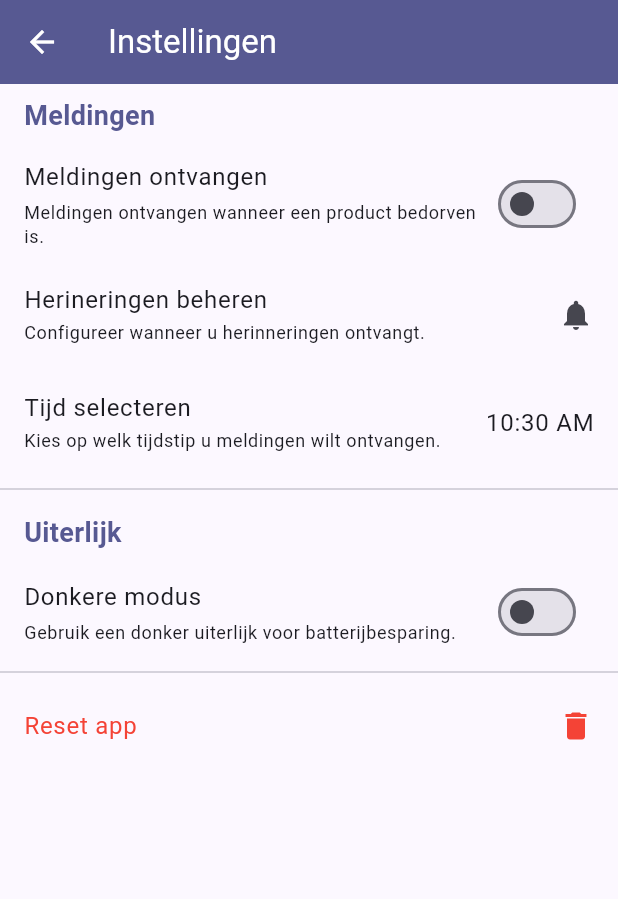
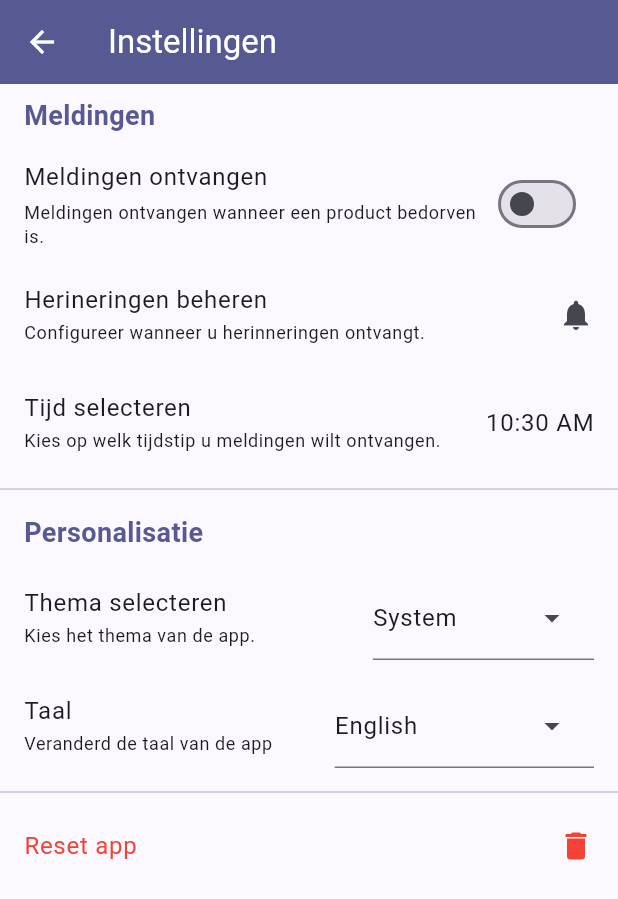
Before and after one commit to theartcher/freazy, a Flutter app: the screen it shows after launch, after a tap on the "settings" icon, on a phone screen of 412 x 824 dp. Shown: the top 899 px of the screen. Run offline on Flutter 3.47's test engine with Material 3 defaults, Android fonts, the phone set to English and light mode, and no system bars; our stand-ins replace awesome_notifications, flutter_spinkit, go_router, shared_preferences, sqflite; missing offline and left inert: fuzzywuzzy, workmanager; accounts and stored records are empty; generated files the repository leaves out were written again.

Commit message:
Reworked pressable setting to use trailing widget over hardcoded icon, changed implementations.
Added initial settings and config for localization (l10n) and theming.

```diff
--- /dev/null
+++ b/l10n.yaml
@@ -0,0 +1,3 @@
+arb-dir: lib/l10n
+template-arb-file: app_en.arb
+output-localization-file: app_localizations.dart
--- /dev/null
+++ b/lib/constants/themes.dart
@@ -0,0 +1,17 @@
+import 'package:flutter/material.dart';
+
+final darkMode = ThemeData(
+  useMaterial3: true,
+  colorScheme: ColorScheme.fromSeed(
+    seedColor: const Color(0XFF1f00ff),
+    brightness: Brightness.dark,
+  ),
+);
+
+final lightMode = ThemeData(
+  useMaterial3: true,
+  colorScheme: ColorScheme.fromSeed(
+    seedColor: const Color(0XFF1f00ff),
+    brightness: Brightness.light,
+  ),
+);
--- /dev/null
+++ b/lib/l10n/app_en.arb
@@ -0,0 +1,7 @@
+{
+  "@@locale": "en",
+  "helloWorld": "Hello World!",
+  "@helloWorld": {
+    "description": "The conventional newborn programmer greeting"
+  }
+}
--- /dev/null
+++ b/lib/l10n/app_nl.arb
@@ -0,0 +1,4 @@
+{
+  "@@locale": "nl",
+  "helloWorld": "Hallo wereld!"
+}
--- a/lib/main.dart
+++ b/lib/main.dart
@@ -1,12 +1,14 @@
 import 'package:awesome_notifications/awesome_notifications.dart';
 import 'package:flutter/material.dart';
 import 'package:freazy/constants/routes.dart';
+import 'package:freazy/constants/themes.dart';
 import 'package:freazy/stores/item-store.dart';
 import 'package:freazy/utils/background_manager.dart';
 import 'package:freazy/utils/notification_helper.dart';
 import 'package:freazy/utils/settings/preferences_manager.dart';
 import 'package:provider/provider.dart';
 import 'package:workmanager/workmanager.dart';
+import 'package:flutter_gen/gen_l10n/app_localizations.dart';
 
 @pragma('vm:entry-point')
 void callbackDispatcher() {
@@ -43,26 +45,75 @@ void main() async {
   BackgroundManager.scheduleReminder(
       policyOnExistingSchedule: ExistingWorkPolicy.keep);
 
+  ThemeMode themeMode = await PreferencesManager.loadThemeMode();
+  Locale locale = await PreferencesManager.loadLocale();
+
   runApp(ChangeNotifierProvider(
     create: (context) => FrozenItemStore(),
-    child: const MainApp(),
+    child: MainApp(
+      initialTheme: themeMode,
+      initialLocale: locale,
+    ),
   ));
 }
 
-class MainApp extends StatelessWidget {
-  const MainApp({super.key});
+class MainApp extends StatefulWidget {
+  final ThemeMode initialTheme;
+  final Locale initialLocale;
+
+  const MainApp({
+    super.key,
+    required this.initialTheme,
+    required this.initialLocale,
+  });
+
+  @override
+  State<MainApp> createState() => _MainAppState();
+
+  static _MainAppState of(BuildContext context) =>
+      context.findAncestorStateOfType<_MainAppState>()!;
+}
+
+class _MainAppState extends State<MainApp> {
+  late ThemeMode selectedTheme;
+  late Locale selectedLocale;
+
+  @override
+  void initState() {
+    super.initState();
+    selectedTheme = widget.initialTheme;
+    selectedLocale = widget.initialLocale;
+  }
 
   @override
   Widget build(BuildContext context) {
     return MaterialApp.router(
-        routerConfig: router,
-        debugShowCheckedModeBanner: false,
-        theme: ThemeData(
-          useMaterial3: true,
-          colorScheme: ColorScheme.fromSeed(
-            seedColor: const Color(0XFF1f00ff),
-            brightness: Brightness.light,
-          ),
-        ));
+      themeMode: selectedTheme,
+      theme: lightMode,
+      darkTheme: darkMode,
+      routerConfig: router,
+      debugShowCheckedModeBanner: false,
+      localizationsDelegates: const [
+        AppLocalizations.delegate,
+      ],
+      supportedLocales: const [
+        Locale('en'), // English
+        Locale('nl'), // Dutch
+      ],
+    );
+  }
+
+  void changeTheme(ThemeMode themeMode) {
+    setState(() {
+      selectedTheme = themeMode;
+    });
+  }
+
+  void changeLocale(Locale locale) {
+    setState(() {
+      selectedLocale = locale;
+    });
+
+    print(locale);
   }
 }
--- a/lib/pages/settings/settings.dart
+++ b/lib/pages/settings/settings.dart
@@ -1,8 +1,8 @@
 import 'package:flutter/material.dart';
+import 'package:freazy/widgets/settings/personalization/personalization_setting.dart';
 import 'package:freazy/widgets/settings/reminders/reminders-settings.dart';
 import 'package:freazy/widgets/settings/reset_app.dart';
 import 'package:go_router/go_router.dart';
-import 'package:freazy/widgets/settings/toggle_switch_setting.dart';
 
 class SettingsPage extends StatefulWidget {
   const SettingsPage({super.key});
@@ -12,13 +12,6 @@ class SettingsPage extends StatefulWidget {
 }
 
 class _SettingsPageState extends State<SettingsPage> {
-  bool _darkMode = false;
-
-  @override
-  void initState() {
-    super.initState();
-  }
-
   @override
   Widget build(BuildContext context) {
     final theme = Theme.of(context);
@@ -36,7 +29,6 @@ class _SettingsPageState extends State<SettingsPage> {
       ),
       body: ListView(
         children: [
-          // Section: Notifications
           Padding(
             padding: const EdgeInsets.symmetric(vertical: 8.0, horizontal: 16),
             child: Text(
@@ -49,33 +41,21 @@ class _SettingsPageState extends State<SettingsPage> {
           ),
           const ReminderSettings(),
           const Divider(),
-          // Section: Appearance
           Padding(
             padding: const EdgeInsets.symmetric(vertical: 8.0, horizontal: 16),
             child: Text(
-              'Uiterlijk',
+              'Personalisatie',
               style: TextStyle(
                   fontSize: 18,
                   fontWeight: FontWeight.bold,
                   color: theme.colorScheme.primary),
             ),
           ),
-          ToggleSwitchSetting(
-            title: 'Donkere modus',
-            description: "Gebruik een donker uiterlijk voor batterijbesparing.",
-            isToggled: _darkMode,
-            changeValue: _toggleDarkMode,
-          ),
+          const PersonalizationSetting(),
           const Divider(),
           const ResetAppSetting(),
         ],
       ),
     );
   }
-
-  void _toggleDarkMode(bool value) {
-    setState(() {
-      _darkMode = value;
-    });
-  }
 }
--- a/lib/utils/settings/preferences_manager.dart
+++ b/lib/utils/settings/preferences_manager.dart
@@ -8,6 +8,8 @@ class PreferencesManager {
   static const String _remindersKey = 'reminders';
   static const String _notificationKey = 'receiveNotifications';
   static const String _remindersTimeKey = 'remindersTime';
+  static const String _themeModeKey = 'themeMode';
+  static const String _localeKey = 'locale';
 
   static Future<void> saveReminderTime(TimeOfDay reminderTime) async {
     final userPreferences = await SharedPreferences.getInstance();
@@ -60,6 +62,59 @@ class PreferencesManager {
     return userPreferences.getBool(_notificationKey) ?? false;
   }
 
+  static Future<void> saveThemeMode(ThemeMode themeMode) async {
+    final userPreferences = await SharedPreferences.getInstance();
+    String selectedTheme = "system";
+
+    switch (themeMode) {
+      case (ThemeMode.dark):
+        selectedTheme = "dark";
+        break;
+      case (ThemeMode.light):
+        selectedTheme = "light";
+        break;
+      default:
+        selectedTheme = "system";
+        break;
+    }
+
+    await userPreferences.setString(_themeModeKey, selectedTheme);
+  }
+
+  static Future<ThemeMode> loadThemeMode() async {
+    final userPreferences = await SharedPreferences.getInstance();
+    String unparsedTheme = userPreferences.getString(_themeModeKey) ?? "";
+    ThemeMode selectedTheme = ThemeMode.system;
+
+    switch (unparsedTheme) {
+      case ("dark"):
+        selectedTheme = ThemeMode.dark;
+        break;
+      case ("light"):
+        selectedTheme = ThemeMode.light;
+        break;
+      default:
+        selectedTheme = ThemeMode.system;
+        break;
+    }
+
+    return selectedTheme;
+  }
+
+  static Future<void> setLocale(Locale locale) async {
+    final userPreferences = await SharedPreferences.getInstance();
+    await userPreferences.setString(_localeKey, locale.toLanguageTag());
+  }
+
+  static Future<Locale> loadLocale() async {
+    final userPreferences = await SharedPreferences.getInstance();
+    String selectedLanguageTag = userPreferences.getString(_localeKey) ?? 'en';
+    Locale selectedLocale = Locale.fromSubtags(
+      languageCode: selectedLanguageTag,
+    );
+    return selectedLocale;
+  }
+
   static Future<bool> clearAll() async {
     final userPreferences = await SharedPreferences.getInstance();
     final clearedSuccessfully = await userPreferences.clear();
--- /dev/null
+++ b/lib/widgets/settings/personalization/locale_selector.dart
@@ -0,0 +1,41 @@
+import 'package:flutter/material.dart';
+import 'package:freazy/widgets/settings/pressable_setting.dart';
+
+class LocaleSelector extends StatefulWidget {
+  final Locale selectedLocale;
+  final Function(Locale) selectLocale;
+
+  const LocaleSelector({
+    super.key,
+    required this.selectedLocale,
+    required this.selectLocale,
+  });
+
+  @override
+  State<LocaleSelector> createState() => _LocaleSelectorState();
+}
+
+class _LocaleSelectorState extends State<LocaleSelector> {
+  @override
+  Widget build(BuildContext context) {
+    final theme = Theme.of(context);
+
+    return PressableSettingTile(
+      title: "Taal",
+      description: "Veranderd de taal van de app",
+      trailing: DropdownMenu(
+        menuStyle: const MenuStyle(),
+        initialSelection: widget.selectedLocale,
+        inputDecorationTheme: InputDecorationTheme(
+          iconColor: theme.colorScheme.primary,
+          focusColor: theme.colorScheme.primary,
+        ),
+        dropdownMenuEntries: const <DropdownMenuEntry>[
+          DropdownMenuEntry(value: Locale('nl'), label: "Nederlands"),
+          DropdownMenuEntry(value: Locale('en'), label: "English"),
+        ],
+        onSelected: (value) => widget.selectLocale(value),
+      ),
+    );
+  }
+}
--- /dev/null
+++ b/lib/widgets/settings/personalization/personalization_setting.dart
@@ -0,0 +1,69 @@
+import 'package:flutter/material.dart';
+import 'package:freazy/main.dart';
+import 'package:freazy/utils/settings/preferences_manager.dart';
+import 'package:freazy/widgets/settings/personalization/locale_selector.dart';
+import 'package:freazy/widgets/settings/personalization/theme_selector.dart';
+
+class PersonalizationSetting extends StatefulWidget {
+  const PersonalizationSetting({super.key});
+
+  @override
+  State<PersonalizationSetting> createState() => _PersonalizationSettingState();
+}
+
+class _PersonalizationSettingState extends State<PersonalizationSetting> {
+  ThemeMode theme = ThemeMode.system;
+  Locale locale = const Locale('en');
+
+  @override
+  void initState() {
+    super.initState();
+    _loadInitialSettings();
+  }
+
+  Future<void> _loadInitialSettings() async {
+    ThemeMode selectedTheme = await PreferencesManager.loadThemeMode();
+    Locale selectedLocale = await PreferencesManager.loadLocale();
+
+    setState(() {
+      theme = selectedTheme;
+      locale = selectedLocale;
+    });
+  }
+
+  void selectTheme(ThemeMode selectedTheme) {
+    PreferencesManager.saveThemeMode(selectedTheme);
+
+    setState(() {
+      theme = selectedTheme;
+    });
+
+    MainApp.of(context).changeTheme(selectedTheme);
+  }
+
+  void selectLocale(Locale locale) {
+    PreferencesManager.setLocale(locale);
+
+    setState(() {
+      locale = locale;
+    });
+
+    MainApp.of(context).changeLocale(locale);
+  }
+
+  @override
+  Widget build(BuildContext context) {
+    return Column(
+      children: [
+        ThemeSelector(
+          selectTheme: selectTheme,
+          selectedTheme: theme,
+        ),
+        LocaleSelector(
+          selectLocale: selectLocale,
+          selectedLocale: locale,
+        )
+      ],
+    );
+  }
+}
--- /dev/null
+++ b/lib/widgets/settings/personalization/theme_selector.dart
@@ -0,0 +1,42 @@
+import 'package:flutter/material.dart';
+import 'package:freazy/widgets/settings/pressable_setting.dart';
+
+class ThemeSelector extends StatefulWidget {
+  final ThemeMode selectedTheme;
+  final Function(ThemeMode) selectTheme;
+
+  const ThemeSelector({
+    super.key,
+    required this.selectedTheme,
+    required this.selectTheme,
+  });
+
+  @override
+  State<ThemeSelector> createState() => _ThemeSelectorState();
+}
+
+class _ThemeSelectorState extends State<ThemeSelector> {
+  @override
+  Widget build(BuildContext context) {
+    final theme = Theme.of(context);
+
+    return PressableSettingTile(
+      title: "Thema selecteren",
+      description: "Kies het thema van de app.",
+      trailing: DropdownMenu(
+        menuStyle: const MenuStyle(),
+        initialSelection: widget.selectedTheme,
+        inputDecorationTheme: InputDecorationTheme(
+          iconColor: theme.colorScheme.primary,
+          focusColor: theme.colorScheme.primary,
+        ),
+        dropdownMenuEntries: const <DropdownMenuEntry>[
+          DropdownMenuEntry(value: ThemeMode.dark, label: "Dark"),
+          DropdownMenuEntry(value: ThemeMode.light, label: "Light"),
+          DropdownMenuEntry(value: ThemeMode.system, label: "System")
+        ],
+        onSelected: (value) => widget.selectTheme(value),
+      ),
+    );
+  }
+}
--- a/lib/widgets/settings/pressable_setting.dart
+++ b/lib/widgets/settings/pressable_setting.dart
@@ -3,23 +3,23 @@ import 'package:flutter/material.dart';
 class PressableSettingTile extends StatelessWidget {
   final String title;
   final String? description;
-  final IconData? icon;
+  final Widget? trailing;
   final Color? color;
-  final Function onPress;
+  final Function? onPress;
 
   const PressableSettingTile({
     super.key,
     required this.title,
     this.description,
-    this.icon,
-    required this.onPress,
+    this.trailing,
+    this.onPress,
     this.color,
   });
 
   @override
   Widget build(BuildContext context) {
     return ListTile(
-      onTap: () => onPress(),
+      onTap: onPress != null ? () => onPress!() : null,
       title: Text(
         title,
         style: Theme.of(context).textTheme.bodyLarge?.copyWith(
@@ -35,13 +35,7 @@ class PressableSettingTile extends StatelessWidget {
                   ),
             )
           : null,
-      trailing: icon != null
-          ? Icon(
-              icon,
-              size: 24,
-              color: color,
-            )
-          : null,
+      trailing: trailing,
       contentPadding: const EdgeInsets.symmetric(horizontal: 16),
       minVerticalPadding: 0,
     );
--- a/lib/widgets/settings/reminders/reminders-settings.dart
+++ b/lib/widgets/settings/reminders/reminders-settings.dart
@@ -40,7 +40,7 @@ class _ReminderSettingsState extends State<ReminderSettings> {
           title: 'Herineringen beheren',
           description: 'Configureer wanneer u herinneringen ontvangt.',
           onPress: () => context.push(ROUTE_REMINDERS_EDIT),
-          icon: Icons.notifications,
+          trailing: Icon(Icons.notifications),
         ),
         //Separate widget since ]PressableSettingTile] does not yet implement [Widget?] instead of icon.
         ListTile(
--- a/lib/widgets/settings/reset_app.dart
+++ b/lib/widgets/settings/reset_app.dart
@@ -89,7 +89,10 @@ class _ResetAppSettingState extends State<ResetAppSetting> {
       title: 'Reset app',
       onPress: showDeleteConfirmationDialog,
       color: Colors.red,
-      icon: Icons.delete,
+      trailing: const Icon(
+        Icons.delete,
+        color: Colors.red,
+      ),
     );
   }
 }
--- a/pubspec.yaml
+++ b/pubspec.yaml
@@ -21,6 +21,8 @@ dependencies:
   workmanager: ^0.5.2
   awesome_notifications_core: ^0.10.0
   awesome_notifications: ^0.10.0
+  flutter_localizations:
+    sdk: flutter
 
 dev_dependencies:
   flutter_test:
@@ -28,4 +30,5 @@ dev_dependencies:
   flutter_lints: ^4.0.0
 
 flutter:
+  generate: true
   uses-material-design: true
```
Also changed, not shown: pubspec.lock.
